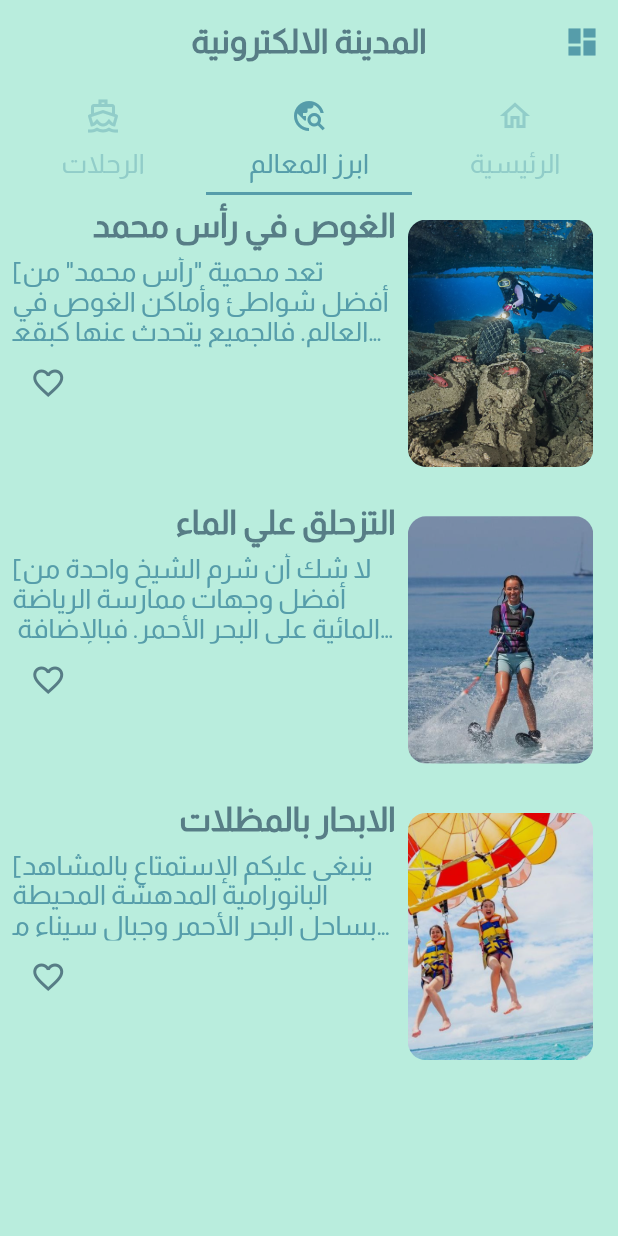
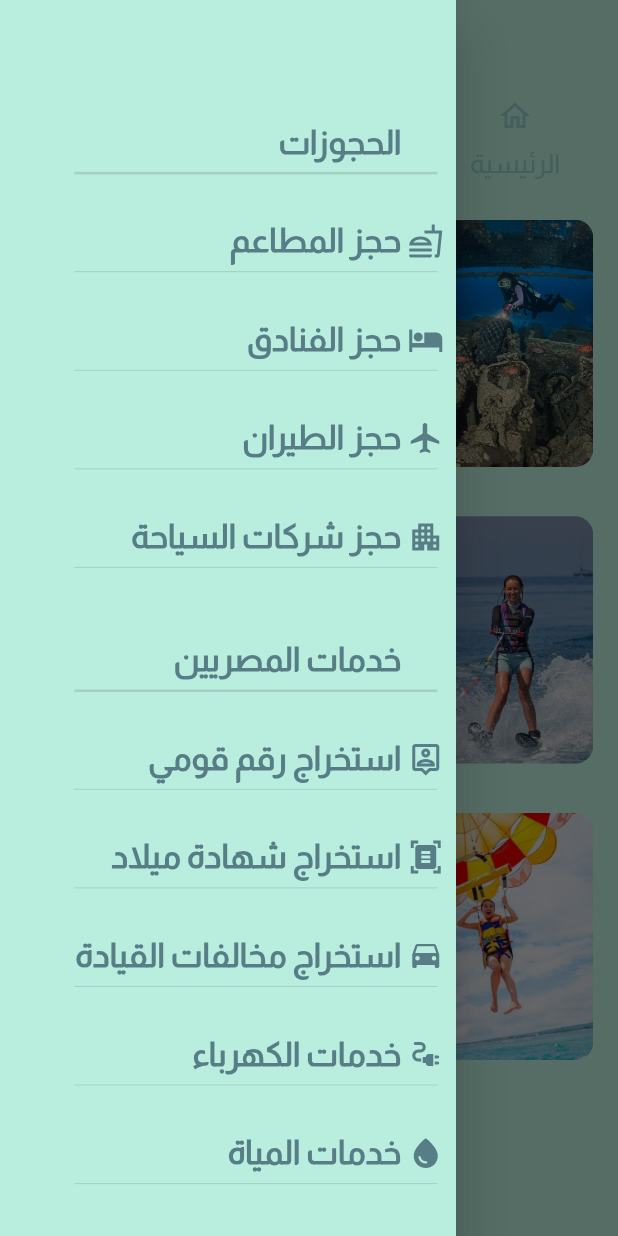
Before and after one commit to Wegdan9/e_city, a Flutter app: the screen it shows after launch, tab 2 chosen, after a tap on the "dashboard" icon, on a phone screen of 412 x 824 dp. Run offline on Flutter 3.47's test engine with Material 2 defaults, Android fonts, the phone set to English and light mode, and no system bars; drawn by our look-alikes of flutter_animate; our stand-ins replace animated_splash_screen, carousel_slider, page_transition, video_player.

Commit message:
Wegdan_Repo5
1- Adding Links for services

```diff
--- /dev/null
+++ b/lib/constants/Links.dart
@@ -0,0 +1,21 @@
+class Links{
+  static final String RESTURANT = 'https://www.tripadvisor.com/Restaurants-g297555-Sharm_El_Sheikh_South_Sinai_Red_Sea_and_Sinai.html';
+  static final String HOTEL = 'https://www.tripadvisor.com/SmartDeals-g297555-Sharm_El_Sheikh_South_Sinai_Red_Sea_and_Sinai-Hotel-Deals.html';
+  static final String FLIGHT = 'https://www.tripadvisor.com/Flights-g297555-Sharm_El_Sheikh_South_Sinai_Red_Sea_and_Sinai-Cheap_Discount_Airfares.html';
+  static final String TOURISM = 'https://www.travelyalla.com/en-eg';
+
+  static final String IDENTIFICATION = 'https://psm.gov.eg/Services/2?serviceName=%D8%A7%D9%84%D8%AD%D8%B5%D9%88%D9%84-%D8%B9%D9%84%D9%89-%D8%A7%D9%84%D8%A8%D8%B7%D8%A7%D9%82%D8%A9-%D8%A7%D9%84%D8%B4%D8%AE%D8%B5%D9%8A%D8%A9-%D8%B7%D8%A8%D9%82%D8%A7%D9%8B-%D9%84%D9%84%D8%B1%D9%82%D9%85-%D8%A7%D9%84%D9%82%D9%88%D9%85%D9%8A';
+  static final String BIRTHDATE_CERTIFICATE = 'https://psm.gov.eg/Services/3?serviceName=%D8%B7%D9%84%D8%A8-%D8%A7%D8%B3%D8%AA%D8%AE%D8%B1%D8%A7%D8%AC-%D8%B4%D9%87%D8%A7%D8%AF%D8%A9-%D9%85%D9%8A%D9%84%D8%A7%D8%AF';
+  static final String DRIVERS_LICENSE = 'https://ppo.gov.eg/webcenter/portal/PPOPortal/pages_publicservices/trafficservices';
+  static final String ELECTRICITY = 'https://eservices.eehc.gov.eg/';
+  static final String WATER = 'https://www.hcww.com.eg/';
+  static final String TELEPHONE = 'https://billing.te.eg/en-US';
+
+  static final String PASSPORT = 'https://egr2atk.com/blog/1015/%D8%A7%D8%B3%D8%AA%D8%AE%D8%B1%D8%A7%D8%AC-%D8%AC%D9%88%D8%A7%D8%B2-%D8%B3%D9%81%D8%B1-%D8%B9%D9%86-%D8%B7%D8%B1%D9%8A%D9%82-%D8%A7%D9%84%D8%A7%D9%86%D8%AA%D8%B1%D9%86%D8%AA';
+  static final String EMBASSIES = 'https://www.emigration.gov.eg/DefaultAr/Pages/map.aspx';
+  static final String CAR_RENT = 'https://www.vipcars.com/?ref=vip_gli&gclid=Cj0KCQjw1_SkBhDwARIsANbGpFtwGKvYIVDdijyoqq60boq1M69H0BG66HhHABc-zqHtudIC77daTlIaAj4BEALw_wcB';
+  static final String PROBLEM = 'https://moi.gov.eg/home/contact';
+
+
+
+}
--- a/lib/controller/landmark_controller.dart
+++ b/lib/controller/landmark_controller.dart
@@ -60,7 +60,7 @@ class LandmarkController with ChangeNotifier{
         ]),
   ];
 
-  List<Landmark> get getLandmark => _landmark;
+  List<Landmark> get getLandmark => [..._landmark];
 
   Landmark findLandmarkById(int index ){
     return _landmark.elementAt(index);
--- /dev/null
+++ b/lib/controller/services_controller.dart
@@ -0,0 +1,286 @@
+import 'package:flutter/material.dart';
+import 'package:url_launcher/url_launcher.dart';
+
+import '../constants/Links.dart';
+import '../model/service.dart';
+
+class ServicesController with ChangeNotifier{
+
+  List<Service> _services =[
+    ///Reservation
+    Service(
+        serviceIcon: null,
+        serviceName: 'الحجوزات',
+        serviceLink: null,
+        serviceCategory: null),
+    Service(
+        serviceCategory: 'reservation',
+        serviceIcon: Icons.fastfood_outlined,
+        serviceName: 'حجز المطاعم',
+        serviceLink: () async{
+          // check url whether supported or not
+          if (await canLaunchUrl(Uri.parse(Links.RESTURANT))) {
+            await launch(Links.RESTURANT,
+              forceWebView: true,
+              enableDomStorage: true,
+              enableJavaScript: true,
+            );
+          } else {
+            print('Url is not supported');
+          }
+        },
+
+    ),
+    Service(
+      serviceCategory: 'reservation',
+      serviceIcon: Icons.hotel,
+      serviceName: 'حجز الفنادق',
+      serviceLink: () async{
+        // check url whether supported or not
+        if (await canLaunchUrl(Uri.parse(Links.HOTEL))) {
+          await launch(Links.HOTEL,
+            forceWebView: true,
+            enableDomStorage: true,
+            enableJavaScript: true,
+          );
+        } else {
+          print('Url is not supported');
+        }
+      },
+
+    ),
+    Service(
+      serviceCategory: 'reservation',
+      serviceIcon: Icons.flight,
+      serviceName: 'حجز الطيران',
+      serviceLink: () async{
+        // check url whether supported or not
+        if (await canLaunchUrl(Uri.parse(Links.FLIGHT))) {
+          await launch(Links.FLIGHT,
+            forceWebView: true,
+            enableDomStorage: true,
+            enableJavaScript: true,
+          );
+        } else {
+          print('Url is not supported');
+        }
+      },
+
+    ),
+    Service(
+      serviceCategory: 'reservation',
+      serviceIcon: Icons.apartment,
+      serviceName: 'حجز شركات السياحة',
+      serviceLink: () async{
+        // check url whether supported or not
+        if (await canLaunchUrl(Uri.parse(Links.TOURISM))) {
+          await launch(Links.TOURISM,
+            forceWebView: true,
+            enableDomStorage: true,
+            enableJavaScript: true,
+          );
+        } else {
+          print('Url is not supported');
+        }
+      },
+
+    ),
+    ///Egyptian Services
+    Service(
+        serviceIcon: null,
+        serviceName: 'خدمات المصريين',
+        serviceLink: null,
+        serviceCategory: null),
+    Service(
+      serviceCategory: 'egyptianServices',
+      serviceIcon: Icons.person_pin_outlined,
+      serviceName: 'استخراج رقم قومي',
+      serviceLink: () async{
+        // check url whether supported or not
+        if (await canLaunchUrl(Uri.parse(Links.IDENTIFICATION))) {
+          await launch(Links.IDENTIFICATION,
+            forceWebView: true,
+            enableDomStorage: true,
+            enableJavaScript: true,
+          );
+        } else {
+          print('Url is not supported');
+        }
+      },
+
+    ),
+    Service(
+      serviceCategory: 'egyptianServices',
+      serviceIcon: Icons.document_scanner,
+      serviceName: 'استخراج شهادة ميلاد',
+      serviceLink: () async{
+        // check url whether supported or not
+        if (await canLaunchUrl(Uri.parse(Links.BIRTHDATE_CERTIFICATE))) {
+          await launch(Links.TOURISM,
+            forceWebView: true,
+            enableDomStorage: true,
+            enableJavaScript: true,
+          );
+        } else {
+          print('Url is not supported');
+        }
+      },
+
+    ),
+    Service(
+      serviceCategory: 'egyptianServices',
+      serviceIcon: Icons.drive_eta,
+      serviceName: 'استخراج مخالفات القيادة',
+      serviceLink: () async{
+        // check url whether supported or not
+        if (await canLaunchUrl(Uri.parse(Links.DRIVERS_LICENSE))) {
+          await launch(Links.DRIVERS_LICENSE,
+            forceWebView: true,
+            enableDomStorage: true,
+            enableJavaScript: true,
+          );
+        } else {
+          print('Url is not supported');
+        }
+      },
+
+    ),
+    Service(
+      serviceCategory: 'egyptianServices',
+      serviceIcon: Icons.electrical_services,
+      serviceName: 'خدمات الكهرباء',
+      serviceLink: () async{
+        // check url whether supported or not
+        if (await canLaunchUrl(Uri.parse(Links.ELECTRICITY))) {
+          await launch(Links.ELECTRICITY,
+            forceWebView: true,
+            enableDomStorage: true,
+            enableJavaScript: true,
+          );
+        } else {
+          print('Url is not supported');
+        }
+      },
+
+    ),
+    Service(
+      serviceCategory: 'egyptianServices',
+      serviceIcon: Icons.water_drop_rounded,
+      serviceName: 'خدمات المياة',
+      serviceLink: () async{
+        // check url whether supported or not
+        if (await canLaunchUrl(Uri.parse(Links.WATER))) {
+          await launch(Links.WATER,
+            forceWebView: true,
+            enableDomStorage: true,
+            enableJavaScript: true,
+          );
+        } else {
+          print('Url is not supported');
+        }
+      },
+
+    ),
+    Service(
+      serviceCategory: 'egyptianServices',
+      serviceIcon: Icons.phone,
+      serviceName: 'خدمات التليفون',
+      serviceLink: () async{
+        // check url whether supported or not
+        if (await canLaunchUrl(Uri.parse(Links.TELEPHONE))) {
+          await launch(Links.TELEPHONE,
+            forceWebView: true,
+            enableDomStorage: true,
+            enableJavaScript: true,
+          );
+        } else {
+          print('Url is not supported');
+        }
+      },
+
+    ),
+    ///Foreigners Services
+    Service(
+        serviceIcon: null,
+        serviceName: 'خدمات الاجانب',
+        serviceLink: null,
+        serviceCategory: null),
+    Service(
+      serviceCategory: 'foreignersServices',
+      serviceIcon: Icons.book_rounded,
+      serviceName: 'ابلاغ عن فقدان جواز سفر',
+      serviceLink: () async{
+        // check url whether supported or not
+        if (await canLaunchUrl(Uri.parse(Links.PASSPORT))) {
+          await launch(Links.PASSPORT,
+            forceWebView: true,
+            enableDomStorage: true,
+            enableJavaScript: true,
+          );
+        } else {
+          print('Url is not supported');
+        }
+      },
+
+    ),
+    Service(
+      serviceCategory: 'foreignersServices',
+      serviceIcon: Icons.home_work,
+      serviceName: 'القنصليات والسفارات',
+      serviceLink: () async{
+        // check url whether supported or not
+        if (await canLaunchUrl(Uri.parse(Links.EMBASSIES))) {
+          await launch(Links.EMBASSIES,
+            forceWebView: true,
+            enableDomStorage: true,
+            enableJavaScript: true,
+          );
+        } else {
+          print('Url is not supported');
+        }
+      },
+
+    ),
+    Service(
+      serviceCategory: 'foreignersServices',
+      serviceIcon: Icons.car_crash,
+      serviceName: 'طلب تأجيل سيارة خاصة',
+      serviceLink: () async{
+        // check url whether supported or not
+        if (await canLaunchUrl(Uri.parse(Links.CAR_RENT))) {
+          await launch(Links.CAR_RENT,
+            forceWebView: true,
+            enableDomStorage: true,
+            enableJavaScript: true,
+          );
+        } else {
+          print('Url is not supported');
+        }
+      },
+
+    ),
+    Service(
+      serviceCategory: 'foreignersServices',
+      serviceIcon: Icons.report_problem,
+      serviceName: 'تقديم شكاوي',
+      serviceLink: () async{
+        // check url whether supported or not
+        if (await canLaunchUrl(Uri.parse(Links.PROBLEM))) {
+          await launch(Links.PROBLEM,
+            forceWebView: true,
+            enableDomStorage: true,
+            enableJavaScript: true,
+          );
+        } else {
+          print('Url is not supported');
+        }
+      },
+
+    ),
+  ];
+
+  List<Service> get getServices => [..._services];
+  List<Service> findByCategory(String category){
+    return _services.where((element) => element.serviceCategory == category).toList();
+  }
+}
--- a/lib/controller/trips_controller.dart
+++ b/lib/controller/trips_controller.dart
@@ -87,7 +87,7 @@ class TripsController with ChangeNotifier{
         ),
   ];
 
-  List<Trip> get getTrip => _trip;
+  List<Trip> get getTrip => [..._trip];
 
   Trip findTripById(int index ){
     return _trip.elementAt(index);
--- a/lib/main.dart
+++ b/lib/main.dart
@@ -1,5 +1,6 @@
 
 import 'package:e_city/controller/landmark_controller.dart';
+import 'package:e_city/controller/services_controller.dart';
 import 'package:e_city/controller/trips_controller.dart';
 import 'package:e_city/splash_screen/splash_screen.dart';
 import 'package:e_city/view/landmarks/landmark_details_screen.dart';
@@ -20,6 +21,7 @@ class MyApp extends StatelessWidget{
       providers: [
         ChangeNotifierProvider(create: (context) => LandmarkController(),),
         ChangeNotifierProvider(create: (context) => TripsController(),),
+        ChangeNotifierProvider(create: (context) => ServicesController(),)
       ],
       child: MaterialApp(
         debugShowCheckedModeBanner: false,
--- /dev/null
+++ b/lib/model/service.dart
@@ -0,0 +1,11 @@
+import 'package:flutter/material.dart';
+
+class Service {
+  IconData? serviceIcon;
+  String? serviceName;
+  VoidCallback? serviceLink;
+  String? serviceCategory;
+
+
+  Service({required this.serviceIcon, required this.serviceName, required this.serviceLink,required this.serviceCategory});
+}
--- a/lib/view/home_screen/home_screen.dart
+++ b/lib/view/home_screen/home_screen.dart
@@ -1,4 +1,5 @@
 import 'package:e_city/constants/size.dart';
+import 'package:e_city/view/home_screen/widgets/drawer_widget.dart';
 
 import 'package:flutter/material.dart';
 
@@ -27,17 +28,18 @@ class HomeScreen extends StatelessWidget {
       length: _tabWidgets.length,
       initialIndex: 2,
       child: Scaffold(
+        drawer: DrawerWidget(),
         appBar: AppBar(
+        leading: Builder(
+          builder: (context) => IconButton(
+            icon: Icon(Icons.dashboard, color: color2,),
+            onPressed: (){
+              Scaffold.of(context).openDrawer();
+            },
+          ),
+        ),
           title: Text('المدينة الالكترونية', style: Theme.of(context).textTheme.bodyLarge,),
           centerTitle: true,
-          actions:[
-            IconButton(
-              icon: Icon(Icons.dashboard, color: color2,),
-              onPressed: (){
-
-              },
-            )
-          ] ,
         ),
           body: Column(
             children: [
--- /dev/null
+++ b/lib/view/home_screen/widgets/drawer_widget.dart
@@ -0,0 +1,50 @@
+import 'package:e_city/controller/services_controller.dart';
+import 'package:flutter/material.dart';
+import 'package:provider/provider.dart';
+
+
+import '../../../constants/colors.dart';
+import '../../../constants/size.dart';
+
+
+
+class DrawerWidget extends StatelessWidget {
+    String? category;
+   DrawerWidget({Key? key}) : super(key: key);
+
+  @override
+  Widget build(BuildContext context) {
+    SizeConfiguration().init(context);
+    double width = SizeConfiguration.screenWidth!;
+    double height = SizeConfiguration.screenHeight!;
+    final services = Provider.of<ServicesController>(context, listen: false);
+    return Drawer(
+      child: ListView.builder(
+        padding: EdgeInsets.symmetric(horizontal:  width * 0.02, vertical: height * 0.05),
+        itemCount: services.getServices.length,
+        itemBuilder: (context, index) => InkWell(
+          onTap: services.getServices[index].serviceLink,
+          child: Column(
+            children: [
+              SizedBox( height: services.getServices[index].serviceIcon == null ? height * 0.05 : height * 0.03,),
+
+              Row(
+                mainAxisAlignment: MainAxisAlignment.end,
+                children: [
+                  Text(services.getServices[index].serviceName!, style: Theme.of(context).textTheme.bodyLarge,),
+                  SizedBox(width: width * 0.01,),
+                  Icon(services.getServices[index].serviceIcon, color: color1,),
+                ],
+              ),
+              Divider(
+                indent: width * 0.1,
+                endIndent: width * 0.01,
+                thickness: services.getServices[index].serviceLink == null ? height * 0.002 : null,),
+            ],
+          )
+        ),
+
+      )
+    );
+  }
+}
```
Also changed, not shown: lib/view/home_screen/widgets/trip_widget.dart (+1 -6 lines), 1 other file.
